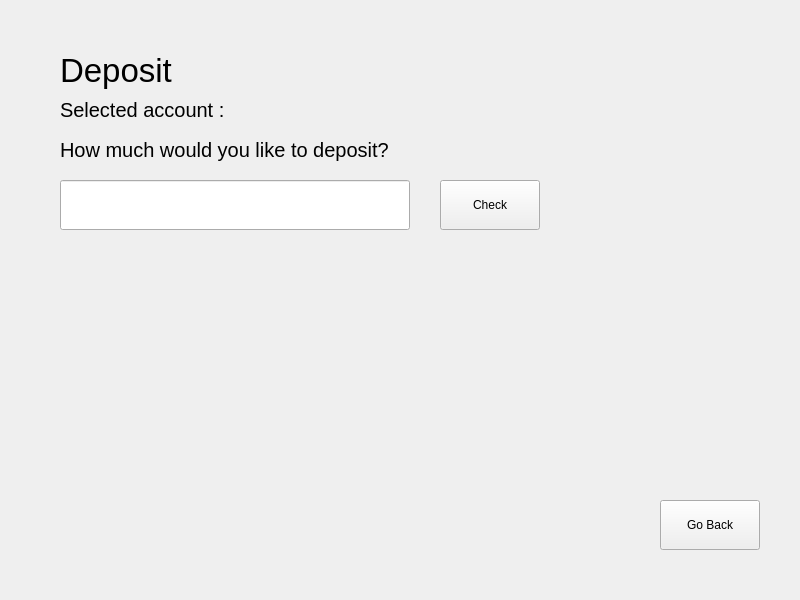
Before: the Qt Designer form ui/deposit.ui in U-Keun/Qt_Account_Project, drawn with Qt 5.
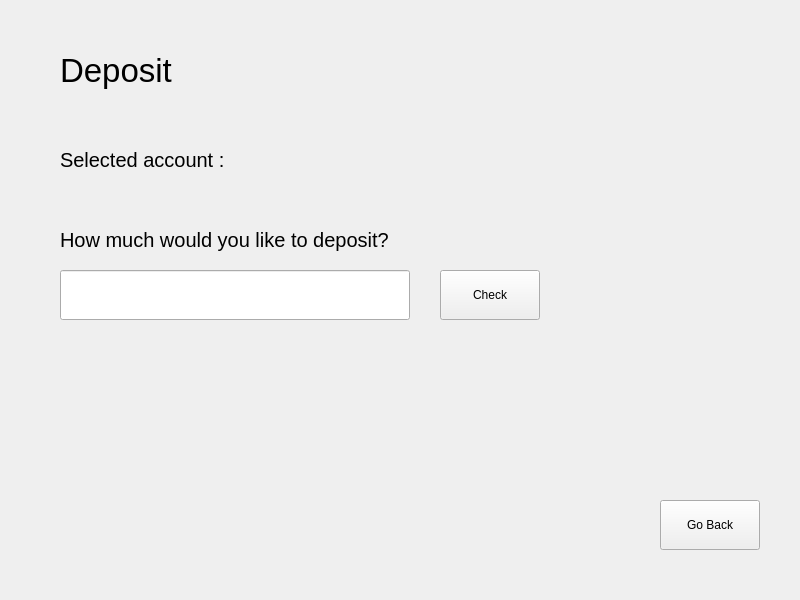
After: the same form once the commit is applied.

Commit message: deposit/withdraw ui 수정

Diff of the .ui file:
```diff
--- a/ui/deposit.ui
+++ b/ui/deposit.ui
@@ -57,8 +57,8 @@
    <property name="geometry">
     <rect>
      <x>60</x>
-     <y>130</y>
-     <width>571</width>
+     <y>220</y>
+     <width>570</width>
      <height>40</height>
     </rect>
    </property>
@@ -76,7 +76,7 @@
    <property name="geometry">
     <rect>
      <x>60</x>
-     <y>90</y>
+     <y>140</y>
      <width>571</width>
      <height>40</height>
     </rect>
@@ -95,7 +95,7 @@
    <property name="geometry">
     <rect>
      <x>60</x>
-     <y>180</y>
+     <y>270</y>
      <width>350</width>
      <height>50</height>
     </rect>
@@ -111,7 +111,7 @@
    <property name="geometry">
     <rect>
      <x>440</x>
-     <y>180</y>
+     <y>270</y>
      <width>100</width>
      <height>50</height>
     </rect>
```
The commit also changes 52 other files.
